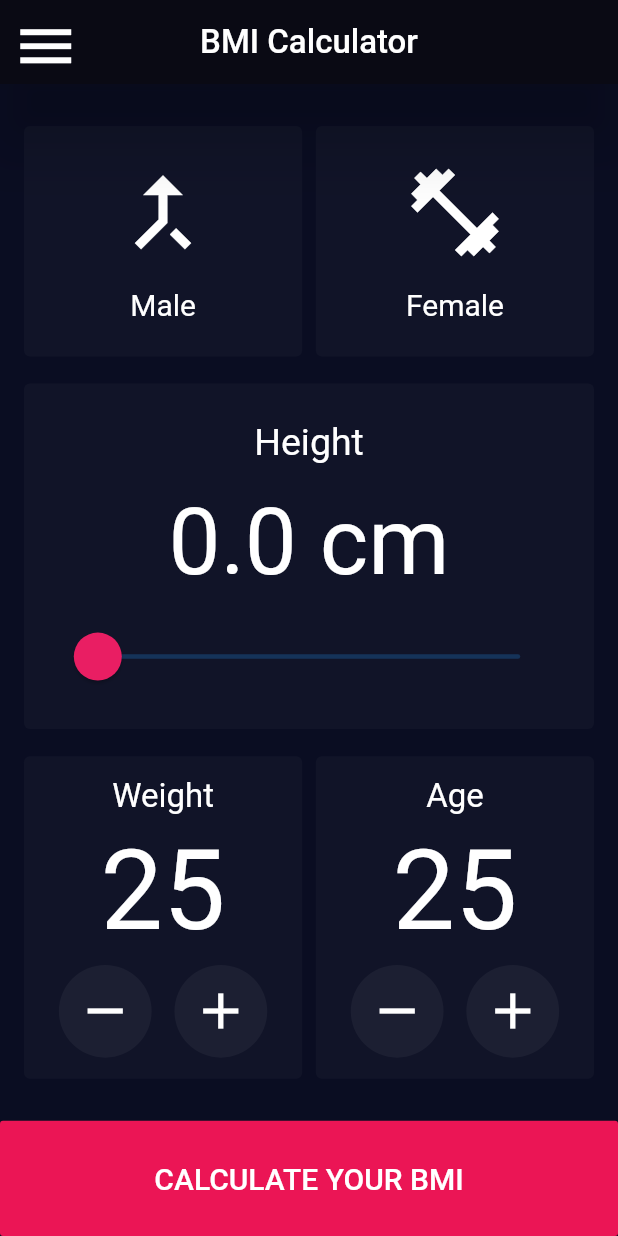
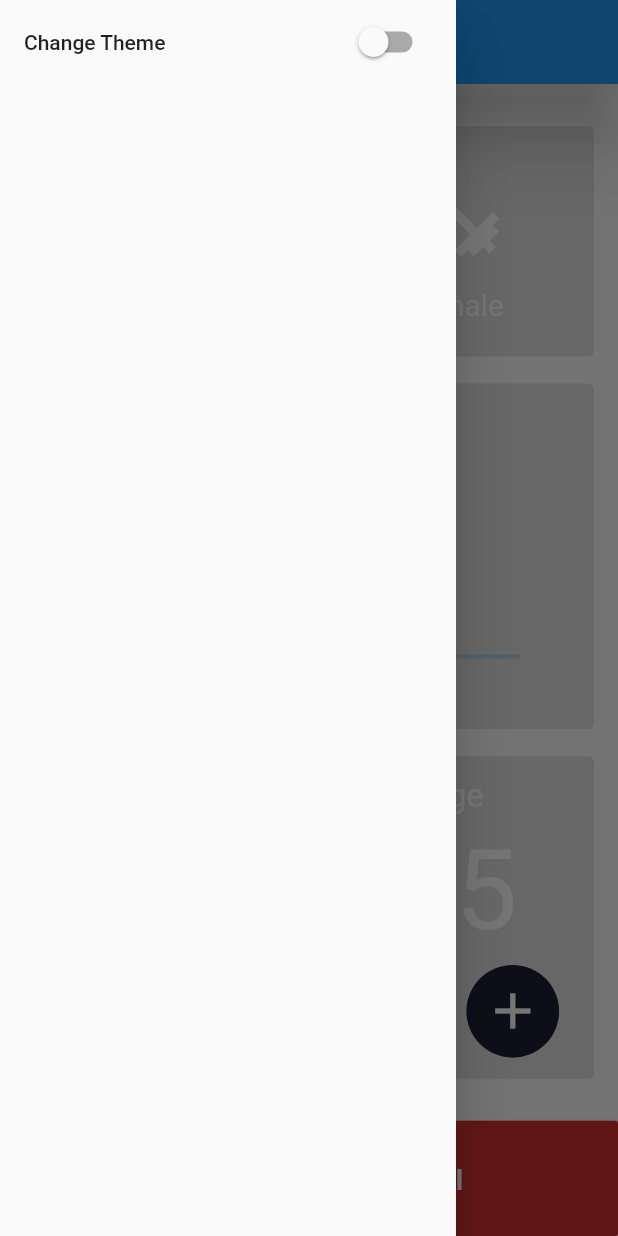
Before and after one commit to Divmak11/dribble-bmi-calculator, a Flutter app: the screen it shows after launch, with the side drawer open (before the commit the screen has no drawer), on a phone screen of 412 x 824 dp. Run offline on Flutter 3.47's test engine with Material 2 defaults, Android fonts, the phone set to English and light mode, and no system bars; statements that could not run were skipped.

Commit message:
Added Theme

```diff
--- /dev/null
+++ b/lib/logic/bloc.dart
@@ -0,0 +1,14 @@
+import 'dart:async';
+
+class Bloc
+{
+  StreamController<bool> _themecontroller = StreamController<bool>();
+
+  get changeTheme => _themecontroller.sink.add;
+  get darkThemeEnabled => _themecontroller.stream;
+
+  void dispose()
+  {
+    _themecontroller.close();
+  }
+}
--- a/lib/main.dart
+++ b/lib/main.dart
@@ -1,6 +1,8 @@
 import 'package:flutter/material.dart';
+import 'logic/bloc.dart';
 import 'screen/selector_page.dart';
 
+final bloc = Bloc();
 void main() {
   runApp(MyApp());
 }
@@ -10,17 +12,29 @@ class MyApp extends StatelessWidget{
   @override
   Widget build(BuildContext context) {
 
+    return StreamBuilder<Object>(
+      stream: bloc.darkThemeEnabled,
+      initialData: false,
+      builder: (context, snapshot) {
         return MaterialApp(
           debugShowCheckedModeBanner: false,
           title: 'BMI Calculator',
-      theme: ThemeData.dark().copyWith(
+          theme: snapshot.data ? ThemeData.dark().copyWith(
             primaryColor: Color.fromRGBO(10, 10, 20, 1),
             scaffoldBackgroundColor:  Color.fromRGBO(10, 13, 34, 1),
             buttonColor: Color.fromRGBO(17, 20,40, 1),
             errorColor: Color.fromRGBO(235, 21, 85, 1),
             accentColor: Color.fromRGBO(235, 21, 85, 1),
+          ): ThemeData.light().copyWith(
+            primaryColor: Colors.blue,
+            scaffoldBackgroundColor:  Colors.white,
+            buttonColor: Colors.purple,
+            errorColor: Color.fromRGBO(235, 21, 85, 1),
+            accentColor: Colors.purple,
           ),
-      home: SelectorPage(),
+          home: SelectorPage(snapshot),
+        );
+      }
     );
   }
 }
--- a/lib/screen/result_page.dart
+++ b/lib/screen/result_page.dart
@@ -12,7 +12,7 @@ class ResultPage extends StatelessWidget {
   @override
   Widget build(BuildContext context) {
     double result = bmi.calculateBMI();
-    if(result == null)
+    if(result == double.infinity)
       result = 0;
     if(result < 18.5 && result>0)
       {
--- a/lib/screen/selector_page.dart
+++ b/lib/screen/selector_page.dart
@@ -2,10 +2,14 @@ import 'package:bmicalculator/logic/bmi_logic.dart';
 import 'package:bmicalculator/screen/result_page.dart';
 import 'package:bmicalculator/screen/selection_page.dart';
 import 'package:bmicalculator/size_config.dart';
+import 'package:bmicalculator/widgets/drawer.dart';
 import 'package:flutter/material.dart';
 
 
 class SelectorPage extends StatefulWidget {
+
+  AsyncSnapshot data;
+  SelectorPage(this.data);
   @override
   _SelectorPageState createState() => _SelectorPageState();
 }
@@ -42,13 +46,9 @@ class _SelectorPageState extends State<SelectorPage> {
   Widget build(BuildContext context) {
     return SafeArea(
       child: Scaffold(
+        drawer: SideDrawer(widget.data),
         appBar: AppBar(
           elevation: 20,
-          leading: IconButton(icon: Icon(
-            Icons.menu,
-            color: Colors.white,
-            size: 45,
-          ), onPressed: () {}),
           title: Text('BMI Calculator',
             style: TextStyle(
               color: Colors.white,
--- /dev/null
+++ b/lib/widgets/drawer.dart
@@ -0,0 +1,29 @@
+import 'package:bmicalculator/logic/bloc.dart';
+import 'package:bmicalculator/main.dart';
+import 'package:flutter/material.dart';
+class SideDrawer extends StatefulWidget {
+
+  AsyncSnapshot blocData;
+  SideDrawer(this.blocData);
+  @override
+  _SideDrawerState createState() => _SideDrawerState();
+}
+
+class _SideDrawerState extends State<SideDrawer> {
+
+  @override
+  Widget build(BuildContext context) {
+        return Drawer(
+          child: Column(
+            children: <Widget>[
+              ListTile(
+                title: Text('Change Theme'),
+                trailing: Switch(
+                    value: widget.blocData.data,
+                    onChanged: bloc.changeTheme),
+              )
+            ],
+          ),
+    );
+  }
+}
```
Lines whose indentation alone changed are shown as unchanged.
